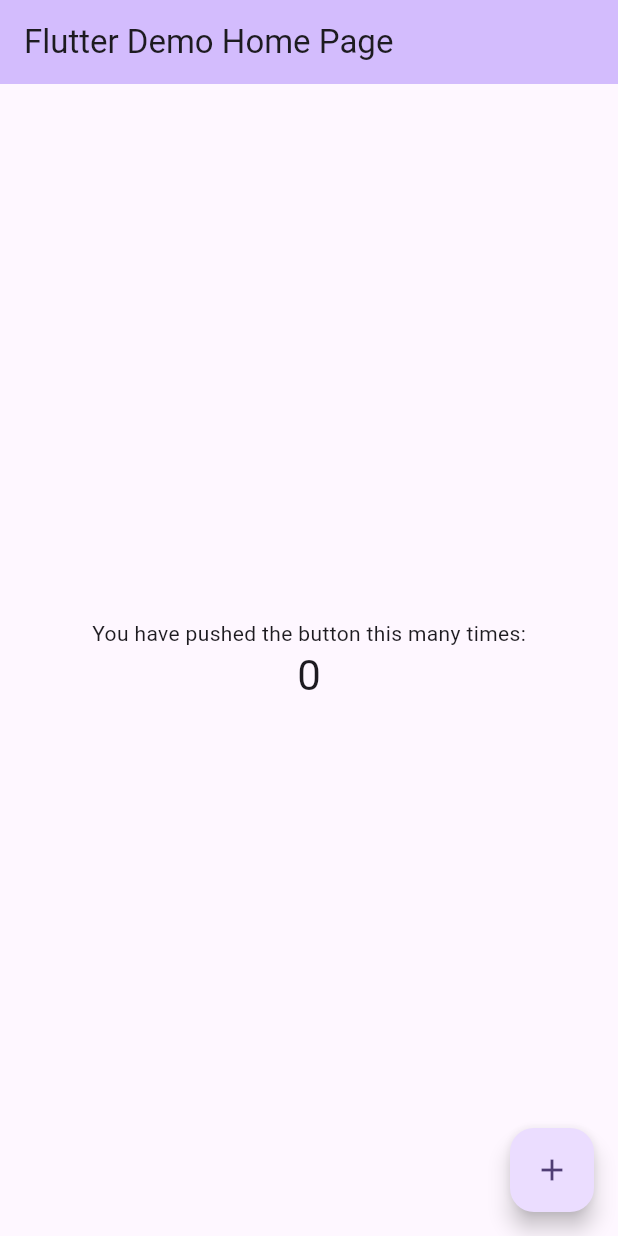
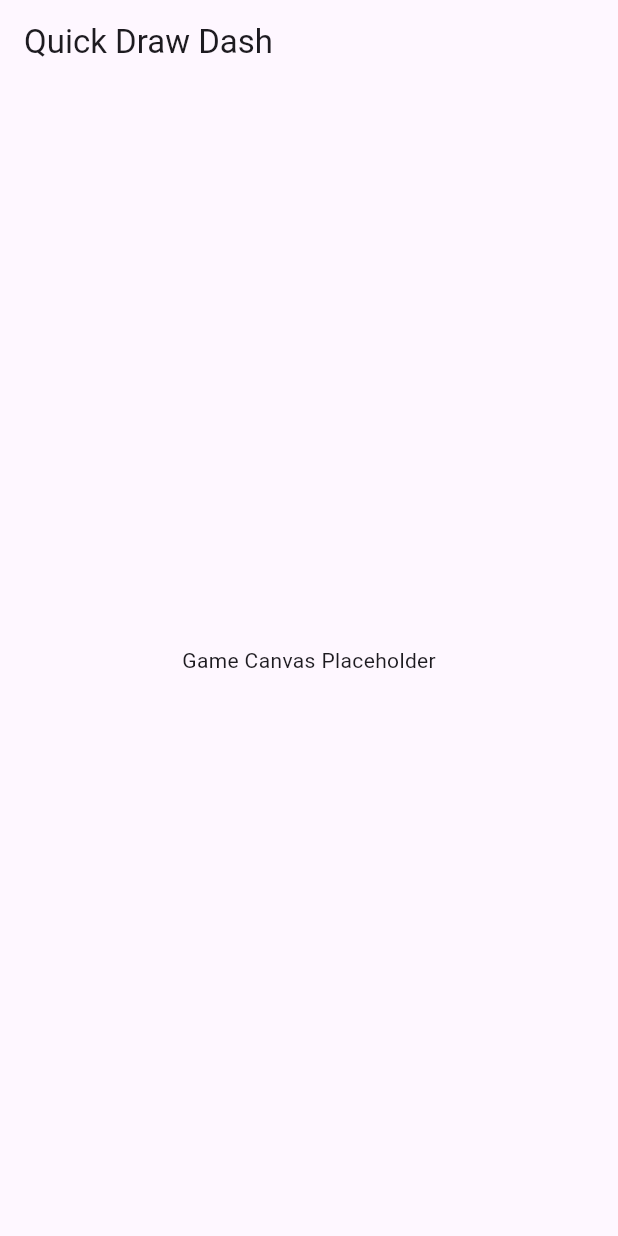
Before and after one commit to neko-jpg/Advertisment-game, a Flutter app: the screen it shows after launch, on a phone screen of 412 x 824 dp. Run offline on Flutter 3.47's test engine with Material 3 defaults, Android fonts, the light colour scheme and no system bars; our stand-ins replace google_mobile_ads.

Commit message:
Changes before Firebase Studio auto-run

```diff
--- a/lib/main.dart
+++ b/lib/main.dart
@@ -1,122 +1,45 @@
 import 'package:flutter/material.dart';
+import 'package:google_mobile_ads/google_mobile_ads.dart';
 
 void main() {
+  WidgetsFlutterBinding.ensureInitialized();
+  MobileAds.instance.initialize();
   runApp(const MyApp());
 }
 
 class MyApp extends StatelessWidget {
   const MyApp({super.key});
 
-  // This widget is the root of your application.
   @override
   Widget build(BuildContext context) {
     return MaterialApp(
-      title: 'Flutter Demo',
+      title: 'Quick Draw Dash',
       theme: ThemeData(
-        // This is the theme of your application.
-        //
-        // TRY THIS: Try running your application with "flutter run". You'll see
-        // the application has a purple toolbar. Then, without quitting the app,
-        // try changing the seedColor in the colorScheme below to Colors.green
-        // and then invoke "hot reload" (save your changes or press the "hot
-        // reload" button in a Flutter-supported IDE, or press "r" if you used
-        // the command line to start the app).
-        //
-        // Notice that the counter didn't reset back to zero; the application
-        // state is not lost during the reload. To reset the state, use hot
-        // restart instead.
-        //
-        // This works for code too, not just values: Most code changes can be
-        // tested with just a hot reload.
-        colorScheme: ColorScheme.fromSeed(seedColor: Colors.deepPurple),
+        primarySwatch: Colors.blue,
+        visualDensity: VisualDensity.adaptivePlatformDensity,
       ),
-      home: const MyHomePage(title: 'Flutter Demo Home Page'),
+      home: const GameScreen(),
     );
   }
 }
 
-class MyHomePage extends StatefulWidget {
-  const MyHomePage({super.key, required this.title});
-
-  // This widget is the home page of your application. It is stateful, meaning
-  // that it has a State object (defined below) that contains fields that affect
-  // how it looks.
-
-  // This class is the configuration for the state. It holds the values (in this
-  // case the title) provided by the parent (in this case the App widget) and
-  // used by the build method of the State. Fields in a Widget subclass are
-  // always marked "final".
-
-  final String title;
+class GameScreen extends StatefulWidget {
+  const GameScreen({super.key});
 
   @override
-  State<MyHomePage> createState() => _MyHomePageState();
+  _GameScreenState createState() => _GameScreenState();
 }
 
-class _MyHomePageState extends State<MyHomePage> {
-  int _counter = 0;
-
-  void _incrementCounter() {
-    setState(() {
-      // This call to setState tells the Flutter framework that something has
-      // changed in this State, which causes it to rerun the build method below
-      // so that the display can reflect the updated values. If we changed
-      // _counter without calling setState(), then the build method would not be
-      // called again, and so nothing would appear to happen.
-      _counter++;
-    });
-  }
-
+class _GameScreenState extends State<GameScreen> {
   @override
   Widget build(BuildContext context) {
-    // This method is rerun every time setState is called, for instance as done
-    // by the _incrementCounter method above.
-    //
-    // The Flutter framework has been optimized to make rerunning build methods
-    // fast, so that you can just rebuild anything that needs updating rather
-    // than having to individually change instances of widgets.
     return Scaffold(
       appBar: AppBar(
-        // TRY THIS: Try changing the color here to a specific color (to
-        // Colors.amber, perhaps?) and trigger a hot reload to see the AppBar
-        // change color while the other colors stay the same.
-        backgroundColor: Theme.of(context).colorScheme.inversePrimary,
-        // Here we take the value from the MyHomePage object that was created by
-        // the App.build method, and use it to set our appbar title.
-        title: Text(widget.title),
+        title: const Text('Quick Draw Dash'),
       ),
       body: Center(
-        // Center is a layout widget. It takes a single child and positions it
-        // in the middle of the parent.
-        child: Column(
-          // Column is also a layout widget. It takes a list of children and
-          // arranges them vertically. By default, it sizes itself to fit its
-          // children horizontally, and tries to be as tall as its parent.
-          //
-          // Column has various properties to control how it sizes itself and
-          // how it positions its children. Here we use mainAxisAlignment to
-          // center the children vertically; the main axis here is the vertical
-          // axis because Columns are vertical (the cross axis would be
-          // horizontal).
-          //
-          // TRY THIS: Invoke "debug painting" (choose the "Toggle Debug Paint"
-          // action in the IDE, or press "p" in the console), to see the
-          // wireframe for each widget.
-          mainAxisAlignment: MainAxisAlignment.center,
-          children: <Widget>[
-            const Text('You have pushed the button this many times:'),
-            Text(
-              '$_counter',
-              style: Theme.of(context).textTheme.headlineMedium,
-            ),
-          ],
-        ),
+        child: Text('Game Canvas Placeholder'),
       ),
-      floatingActionButton: FloatingActionButton(
-        onPressed: _incrementCounter,
-        tooltip: 'Increment',
-        child: const Icon(Icons.add),
-      ), // This trailing comma makes auto-formatting nicer for build methods.
     );
   }
 }
```
Also changed, not shown: 1 other file.
